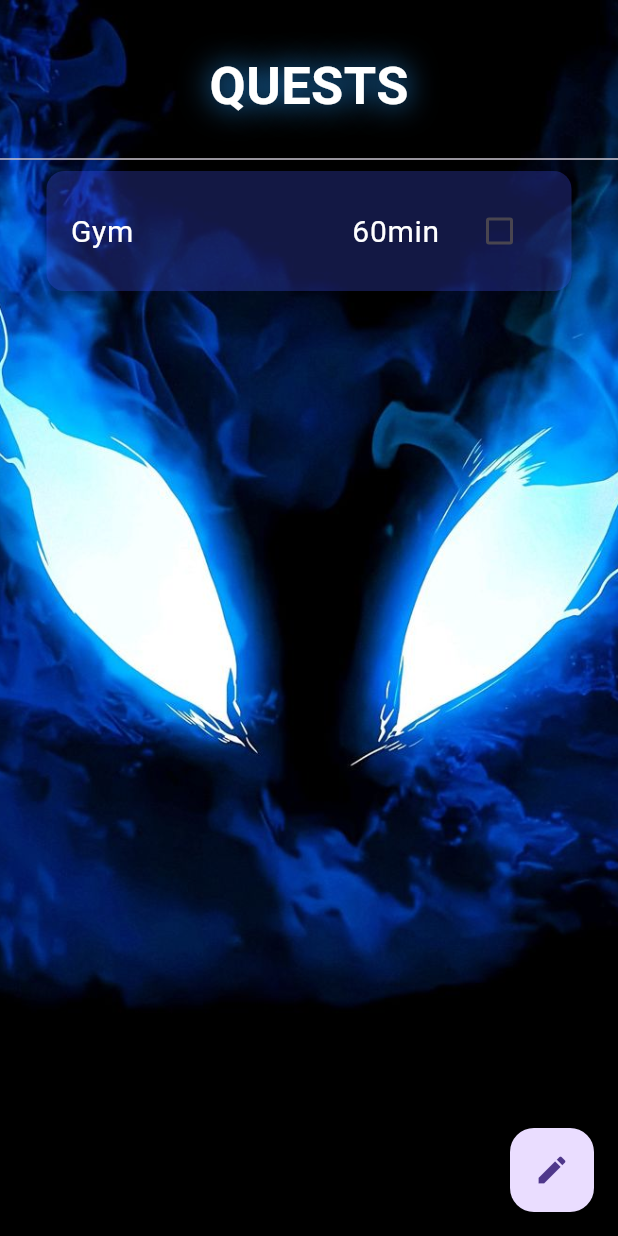
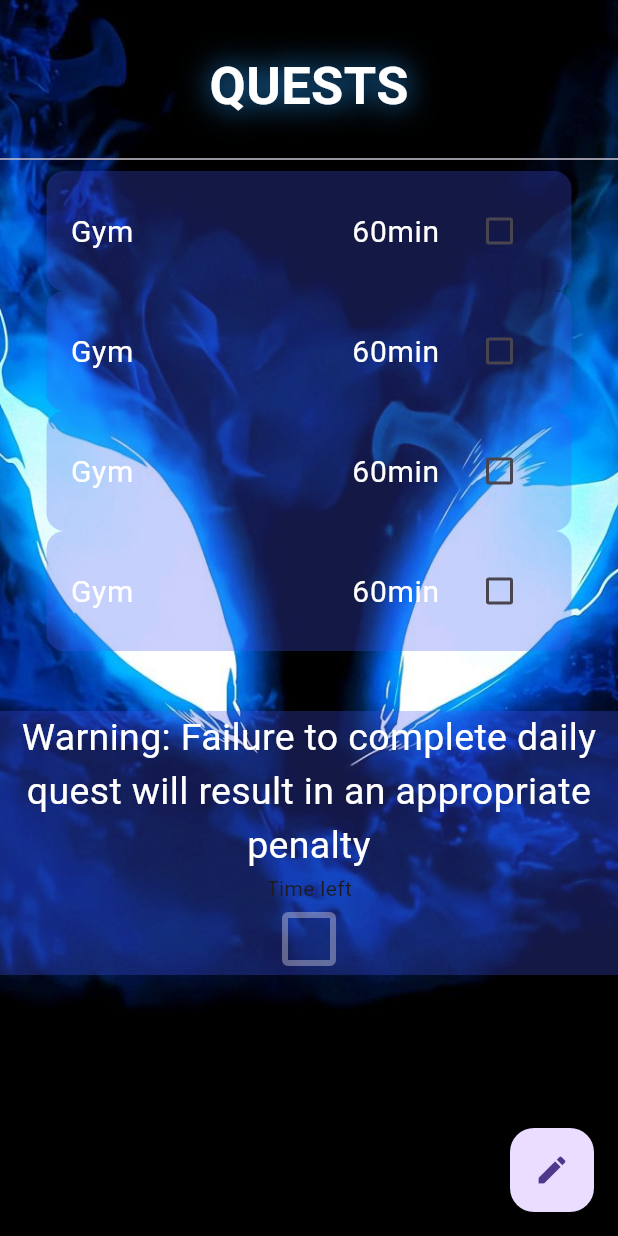
Before and after one commit to Parth-11/ShadowRank, a Flutter app: the QuestPage screen opened directly, on a phone screen of 412 x 824 dp. Run offline on Flutter 3.47's test engine with Material 3 defaults, Android fonts, the phone set to English and light mode, and no system bars; our stand-ins replace hexcolor, stroke_text.

Commit message:
Added warning box

```diff
--- a/lib/screens/quest_page.dart
+++ b/lib/screens/quest_page.dart
@@ -1,6 +1,7 @@
 import "package:architect_system_app/components/QuestPage/task_tile.dart";
 import "package:architect_system_app/screens/quest_bottom_sheet.dart";
 import "package:flutter/material.dart";
+import "package:hexcolor/hexcolor.dart";
 
 class QuestPage extends StatefulWidget {
   static const String id = 'Quest Page';
@@ -11,6 +12,7 @@ class QuestPage extends StatefulWidget {
 }
 
 class _QuestPageState extends State<QuestPage> {
+  bool questCompleted = false;
   @override
   Widget build(BuildContext context) {
     return Scaffold(
@@ -41,7 +43,7 @@ class _QuestPageState extends State<QuestPage> {
               height: double.infinity,
               width: double.infinity,
               child: Column(
-                // mainAxisAlignment: MainAxisAlignment.center,
+                // mainAxisAlignment: MainAxisAlignment.spaceEvenly,
                 crossAxisAlignment: CrossAxisAlignment.center,
                 children: [
                   //Quest info box
@@ -75,6 +77,49 @@ class _QuestPageState extends State<QuestPage> {
                     task: 'Gym',
                     taskQuantity: '60min',
                   ),
+                  const TaskTile(
+                    task: 'Gym',
+                    taskQuantity: '60min',
+                  ),
+                  const TaskTile(
+                    task: 'Gym',
+                    taskQuantity: '60min',
+                  ),
+                  const TaskTile(
+                    task: 'Gym',
+                    taskQuantity: '60min',
+                  ),
+                  const SizedBox(
+                    height: 40,
+                  ),
+                  Container(
+                    color: HexColor('4355F5').withOpacity(0.28),
+                    child: Center(
+                      child: Column(
+                        children: [
+                          const Text(
+                            'Warning: Failure to complete daily quest will result in an appropriate penalty',
+                            style: TextStyle(
+                              fontSize: 25,
+                              color: Colors.white,
+                            ),
+                            textAlign: TextAlign.center,
+                          ),
+                          const Text('Time left'),
+                          Transform.scale(
+                            scale: 2,
+                            child: Theme(
+                              data: ThemeData.dark(),
+                              child: Checkbox(
+                                value: questCompleted,
+                                onChanged: null,
+                              ),
+                            ),
+                          )
+                        ],
+                      ),
+                    ),
+                  ),
                 ],
               ),
             ),
```
